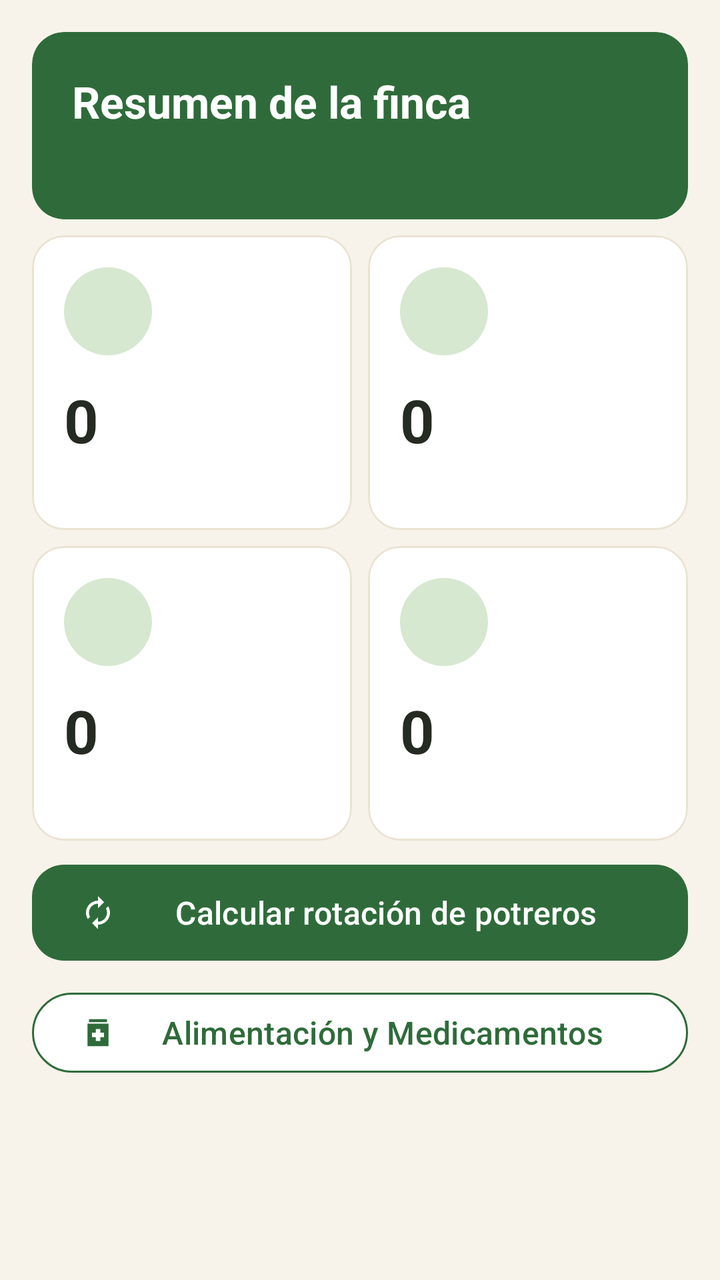
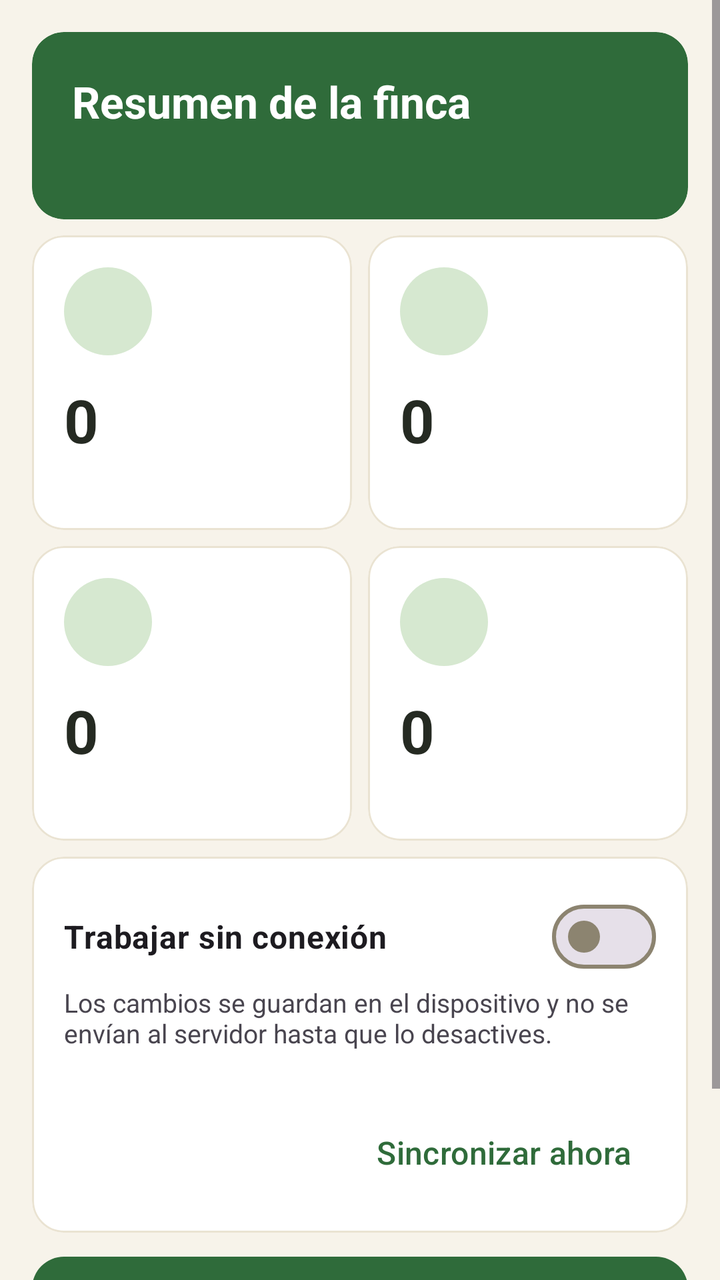

An Android layout rendered at two revisions. The XML below is the earlier revision; the diff shows what the commit changed to produce the second picture.
<!-- AndroidManifest.xml: application theme Theme.GestionGanadera -->
<!-- res/layout/fragment_inicio.xml -->
<?xml version="1.0" encoding="utf-8"?>
<ScrollView xmlns:android="http://schemas.android.com/apk/res/android"
    xmlns:app="http://schemas.android.com/apk/res-auto"
    android:layout_width="match_parent"
    android:layout_height="match_parent"
    android:clipToPadding="false"
    android:fillViewport="true">

    <LinearLayout
        android:layout_width="match_parent"
        android:layout_height="wrap_content"
        android:orientation="vertical"
        android:padding="12dp">

        <com.google.android.material.card.MaterialCardView
            style="@style/Widget.Ganaderia.Card"
            android:layout_width="match_parent"
            android:layout_height="wrap_content"
            android:layout_margin="4dp"
            app:cardBackgroundColor="@color/verde_primario"
            app:strokeWidth="0dp">

            <LinearLayout
                android:layout_width="match_parent"
                android:layout_height="wrap_content"
                android:orientation="vertical"
                android:padding="20dp">

                <TextView
                    android:layout_width="wrap_content"
                    android:layout_height="wrap_content"
                    android:text="@string/inicio_titulo"
                    android:textColor="@color/blanco"
                    android:textSize="22sp"
                    android:textStyle="bold" />

                <TextView
                    android:id="@+id/tvFecha"
                    android:layout_width="wrap_content"
                    android:layout_height="wrap_content"
                    android:layout_marginTop="4dp"
                    android:textColor="@color/verde_contenedor"
                    android:textSize="15sp" />
            </LinearLayout>
        </com.google.android.material.card.MaterialCardView>

        <LinearLayout
            android:layout_width="match_parent"
            android:layout_height="wrap_content"
            android:orientation="horizontal">

            <include
                android:id="@+id/cardGanado"
                layout="@layout/item_stat"
                android:layout_width="0dp"
                android:layout_height="wrap_content"
                android:layout_margin="4dp"
                android:layout_weight="1" />

            <include
                android:id="@+id/cardPotreros"
                layout="@layout/item_stat"
                android:layout_width="0dp"
                android:layout_height="wrap_content"
                android:layout_margin="4dp"
                android:layout_weight="1" />
        </LinearLayout>

        <LinearLayout
            android:layout_width="match_parent"
            android:layout_height="wrap_content"
            android:orientation="horizontal">

            <include
                android:id="@+id/cardLeche"
                layout="@layout/item_stat"
                android:layout_width="0dp"
                android:layout_height="wrap_content"
                android:layout_margin="4dp"
                android:layout_weight="1" />

            <include
                android:id="@+id/cardTareas"
                layout="@layout/item_stat"
                android:layout_width="0dp"
                android:layout_height="wrap_content"
                android:layout_margin="4dp"
                android:layout_weight="1" />
        </LinearLayout>

        <com.google.android.material.button.MaterialButton
            android:id="@+id/btnRotacion"
            android:layout_width="match_parent"
            android:layout_height="wrap_content"
            android:layout_margin="4dp"
            android:layout_marginTop="12dp"
            android:text="@string/inicio_ir_rotacion"
            app:icon="@drawable/ic_rotacion" />

        
        <com.google.android.material.button.MaterialButton
            android:id="@+id/btnAlimentacion"
            style="@style/Widget.Material3.Button.OutlinedButton"
            android:layout_width="match_parent"
            android:layout_height="wrap_content"
            android:layout_margin="4dp"
            android:text="@string/inicio_ir_alimentacion"
            android:textColor="@color/verde_primario"
            app:backgroundTint="@color/blanco"
            app:icon="@drawable/ic_medicamento"
            app:iconTint="@color/verde_primario"
            app:strokeColor="@color/verde_primario" />
    </LinearLayout>
</ScrollView>
<!-- res/layout/item_stat.xml (included above) -->
<?xml version="1.0" encoding="utf-8"?>
<com.google.android.material.card.MaterialCardView xmlns:android="http://schemas.android.com/apk/res/android"
    xmlns:app="http://schemas.android.com/apk/res-auto"
    style="@style/Widget.Ganaderia.Card"
    android:layout_width="match_parent"
    android:layout_height="wrap_content"
    android:clickable="true"
    android:focusable="true">

    <LinearLayout
        android:layout_width="match_parent"
        android:layout_height="wrap_content"
        android:orientation="vertical"
        android:padding="16dp">

        <ImageView
            android:id="@+id/ivIcono"
            android:layout_width="44dp"
            android:layout_height="44dp"
            android:background="@drawable/bg_circulo"
            android:contentDescription="@null"
            android:padding="10dp"
            app:tint="@color/verde_primario" />

        <TextView
            android:id="@+id/tvValor"
            android:layout_width="wrap_content"
            android:layout_height="wrap_content"
            android:layout_marginTop="12dp"
            android:text="0"
            android:textColor="@color/texto"
            android:textSize="30sp"
            android:textStyle="bold" />

        <TextView
            android:id="@+id/tvEtiqueta"
            style="@style/Texto.Detalle"
            android:layout_width="wrap_content"
            android:layout_height="wrap_content" />
    </LinearLayout>
</com.google.android.material.card.MaterialCardView>
<!-- resources referenced by this layout -->
<resources>
  <color name="blanco">#FFFFFF</color>
  <color name="texto">#252A22</color>
  <color name="verde_contenedor">#D6E8D0</color>
  <color name="verde_primario">#2F6B3A</color>
  <!-- drawable bg_circulo (drawable) -->
  <shape xmlns:android="http://schemas.android.com/apk/res/android"
      android:shape="oval">
      <solid android:color="@color/verde_contenedor" />
  </shape>
  <!-- drawable ic_medicamento (drawable) -->
  <?xml version="1.0" encoding="utf-8"?>
  <vector xmlns:android="http://schemas.android.com/apk/res/android"
      android:width="24dp"
      android:height="24dp"
      android:viewportWidth="24"
      android:viewportHeight="24">
      <path
          android:fillColor="#FF000000"
          android:pathData="M6,3h12v2H6z" />
      <path
          android:fillColor="#FF000000"
          android:fillType="evenOdd"
          android:pathData="M5,6h14v15H5z M10.5,9.5v2.5H8v3h2.5v2.5h3V15H16v-3h-2.5V9.5z" />
  </vector>
  <!-- drawable ic_rotacion (drawable) -->
  <vector xmlns:android="http://schemas.android.com/apk/res/android"
      android:width="24dp"
      android:height="24dp"
      android:viewportWidth="24"
      android:viewportHeight="24">
      <path
          android:fillColor="#FF000000"
          android:pathData="M12,6v3l4,-4 -4,-4v3c-4.42,0 -8,3.58 -8,8 0,1.57 0.46,3.03 1.24,4.26L6.7,14.8c-0.45,-0.83 -0.7,-1.79 -0.7,-2.8 0,-3.31 2.69,-6 6,-6zM18.76,7.74L17.3,9.2c0.44,0.84 0.7,1.79 0.7,2.8 0,3.31 -2.69,6 -6,6v-3l-4,4 4,4v-3c4.42,0 8,-3.58 8,-8 0,-1.57 -0.46,-3.03 -1.24,-4.26z" />
  </vector>
  <string name="inicio_ir_alimentacion">Alimentación y Medicamentos</string>
  <string name="inicio_ir_rotacion">Calcular rotación de potreros</string>
  <string name="inicio_titulo">Resumen de la finca</string>
  <style name="Texto.Detalle" parent="TextAppearance.Material3.BodyMedium">
          <item name="android:textColor">@color/texto_secundario</item>
      </style>
  <style name="Widget.Ganaderia.Card" parent="Widget.Material3.CardView.Filled">
          <item name="cardBackgroundColor">@color/superficie</item>
          <item name="cardCornerRadius">16dp</item>
          <item name="cardElevation">0dp</item>
          <item name="strokeColor">@color/superficie_variante</item>
          <item name="strokeWidth">1dp</item>
      </style>
  <color name="texto_secundario">#5A5E50</color>
  <color name="superficie">#FFFFFF</color>
  <color name="superficie_variante">#EAE3D2</color>
  <color name="verde_sobre_contenedor">#0E3A1B</color>
  <color name="tierra">#8A5A33</color>
  <color name="tierra_contenedor">#F0DEC8</color>
  <color name="tierra_sobre_contenedor">#3A2410</color>
  <color name="oliva">#6B7A2F</color>
  <color name="contorno">#8C8470</color>
  <color name="error">#B3261E</color>
  <color name="fondo">#F7F3EA</color>
  <style name="Widget.Ganaderia.Button" parent="Widget.Material3.Button">
          <item name="android:minHeight">56dp</item>
          <item name="android:textSize">16sp</item>
          <item name="cornerRadius">16dp</item>
      </style>
  <!-- unchanged entries left out for length: 1 -->
</resources>

<!-- the commit's change to res/layout/fragment_inicio.xml (unified diff, before → after) -->
@@ -87,6 +87,66 @@
                 android:layout_margin="4dp"
                 android:layout_weight="1" />
         </LinearLayout>
+
+        
+        <com.google.android.material.card.MaterialCardView
+            style="@style/Widget.Ganaderia.Card"
+            android:layout_width="match_parent"
+            android:layout_height="wrap_content"
+            android:layout_margin="4dp">
+
+            <LinearLayout
+                android:layout_width="match_parent"
+                android:layout_height="wrap_content"
+                android:orientation="vertical"
+                android:padding="16dp">
+
+                <com.google.android.material.materialswitch.MaterialSwitch
+                    android:id="@+id/switchModoOffline"
+                    android:layout_width="match_parent"
+                    android:layout_height="wrap_content"
+                    android:minHeight="48dp"
+                    android:text="@string/inicio_modo_offline"
+                    android:textSize="16sp"
+                    android:textStyle="bold" />
+
+                <TextView
+                    android:layout_width="match_parent"
+                    android:layout_height="wrap_content"
+                    android:text="@string/inicio_modo_offline_ayuda"
+                    android:textSize="13sp" />
+
+                <com.google.android.material.progressindicator.LinearProgressIndicator
+                    android:id="@+id/progresoSync"
+                    android:layout_width="match_parent"
+                    android:layout_height="wrap_content"
+                    android:layout_marginTop="12dp"
+                    android:indeterminate="true"
+                    android:visibility="gone" />
+
+                <TextView
+                    android:id="@+id/tvEstadoSync"
+                    android:layout_width="match_parent"
+                    android:layout_height="wrap_content"
+                    android:layout_marginTop="8dp"
+                    android:textSize="14sp" />
+
+                <TextView
+                    android:id="@+id/tvPendientes"
+                    android:layout_width="match_parent"
+                    android:layout_height="wrap_content"
+                    android:textSize="13sp"
+                    android:visibility="gone" />
+
+                <com.google.android.material.button.MaterialButton
+                    android:id="@+id/btnSincronizar"
+                    style="@style/Widget.Material3.Button.TextButton"
+                    android:layout_width="wrap_content"
+                    android:layout_height="wrap_content"
+                    android:layout_gravity="end"
+                    android:text="@string/inicio_sincronizar" />
+            </LinearLayout>
+        </com.google.android.material.card.MaterialCardView>
 
         <com.google.android.material.button.MaterialButton
             android:id="@+id/btnRotacion"
<!-- resource entries referenced after the edit -->
@@ -36,6 +36,9 @@
   </vector>
   <string name="inicio_ir_alimentacion">Alimentación y Medicamentos</string>
   <string name="inicio_ir_rotacion">Calcular rotación de potreros</string>
+  <string name="inicio_modo_offline">Trabajar sin conexión</string>
+  <string name="inicio_modo_offline_ayuda">Los cambios se guardan en el dispositivo y no se envían al servidor hasta que lo desactives.</string>
+  <string name="inicio_sincronizar">Sincronizar ahora</string>
   <string name="inicio_titulo">Resumen de la finca</string>
   <style name="Texto.Detalle" parent="TextAppearance.Material3.BodyMedium">
           <item name="android:textColor">@color/texto_secundario</item>
